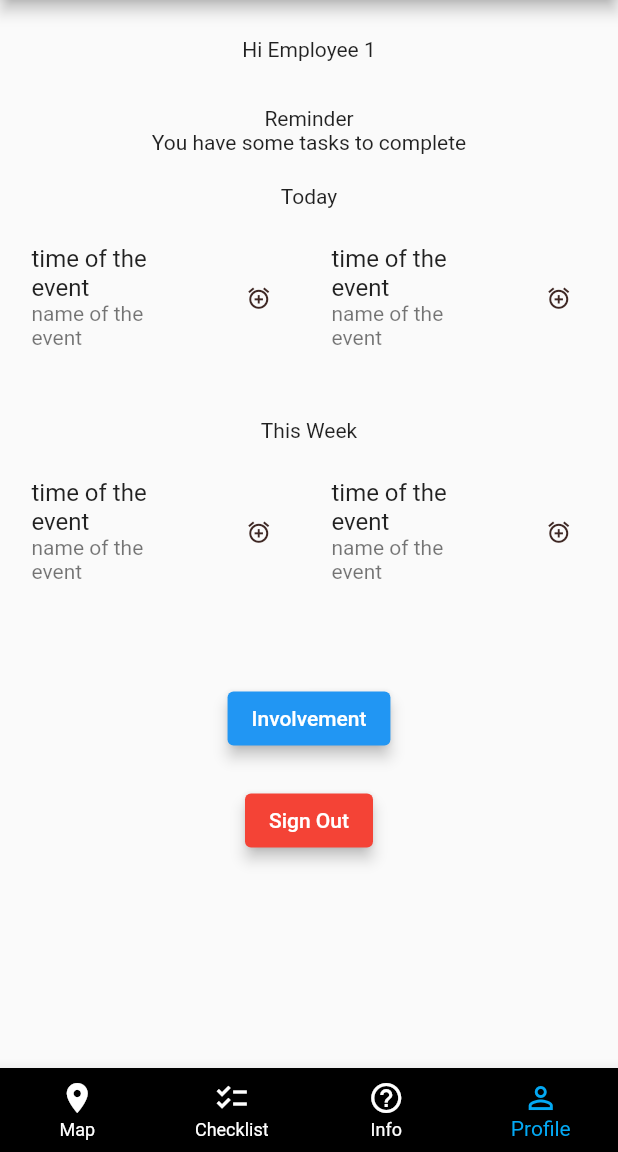
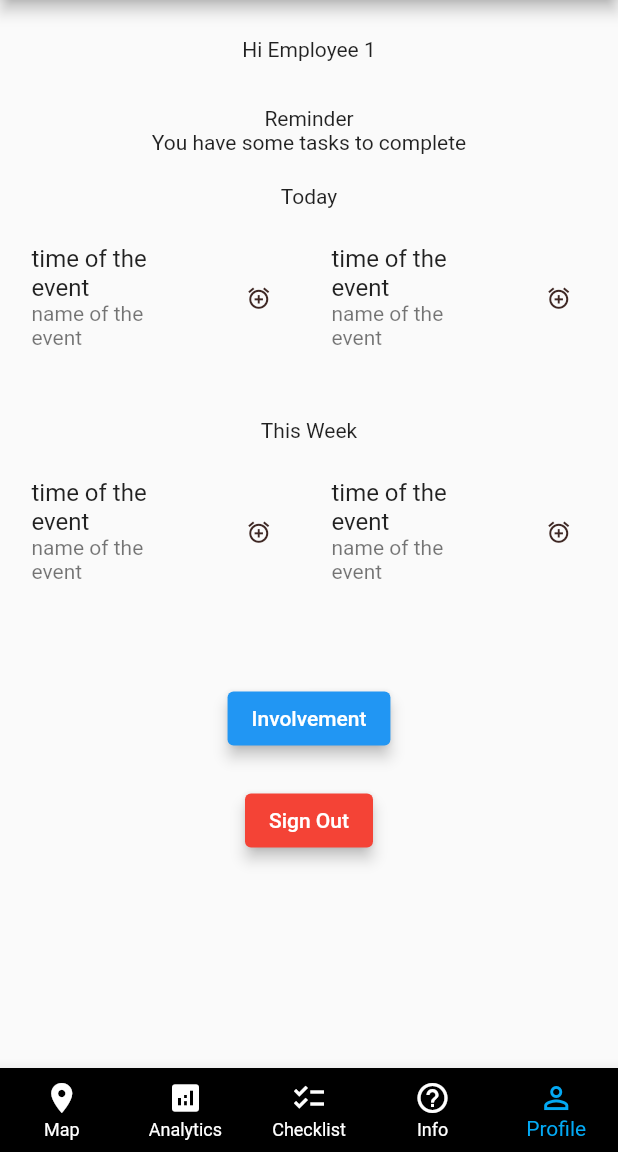
Before and after one commit to Snickledap/EcotoneApp, a Flutter app: the screen it shows after launch, on a phone screen of 412 x 824 dp, the part 84-1236 px from its top. Run offline on Flutter 3.47's test engine with Material 2 defaults, Android fonts, the phone set to English and light mode, and no system bars; our stand-ins replace cloud_firestore, firebase_core, google_maps_flutter, page_transition, sizer, youtube_player_flutter; missing offline and left inert: flutter_custom_cards; accounts and stored records are empty.

Commit message:
new nav bar

```diff
--- a/lib/NavBar.dart
+++ b/lib/NavBar.dart
@@ -1,7 +1,7 @@
 import 'package:flutter/material.dart';
 
 
-List<String> routeNames = ['/map', '/checklist', "/info", "/profile"];
+List<String> routeNames = ['/map', '/data_analytics', '/checklist', "/info", "/profile"];
 
 
 class NavBar extends StatefulWidget {
@@ -13,7 +13,7 @@ class NavBar extends StatefulWidget {
 }
 
 class NavBarState extends State<NavBar> {
-  static int selectedIndex = 3;
+  static int selectedIndex = 4;
 
   void onItemTapped(int index) {
     Navigator.pushReplacementNamed(context, routeNames[index]);
@@ -37,6 +37,11 @@ class NavBarState extends State<NavBar> {
           label: 'Map',
         ),
         BottomNavigationBarItem(
+          icon: Icon(Icons.analytics, color: Colors.white),
+          activeIcon: Icon(Icons.analytics, color: Colors.lightBlue),
+          label: 'Analytics',
+    ),
+        BottomNavigationBarItem(
           icon: Icon(Icons.checklist, color: Colors.white),
           activeIcon: Icon(Icons.checklist, color: Colors.lightBlue),
           label: 'Checklist',
--- a/lib/main.dart
+++ b/lib/main.dart
@@ -4,6 +4,7 @@ import 'package:ecotone_app/routes/map/Map_Page.dart';
 import 'package:ecotone_app/routes/checklist/Checklist.dart';
 import 'package:page_transition/page_transition.dart';
 import 'package:ecotone_app/routes/information/Information.dart';
+import 'package:ecotone_app/routes/map/Data_Analytics.dart';
 
 void main() => runApp(MyApp());
 
@@ -23,6 +24,9 @@ class MyApp extends StatelessWidget{
           case '/profile':
             return PageTransition(child: ProfilePage(), type: PageTransitionType.fade);
           break;
+          case '/data_analytics':
+            return PageTransition(child: AnalyticsPage(), type: PageTransitionType.fade);
+          break;
           case '/map':
             return PageTransition(child: Map(), type: PageTransitionType.fade);
           break;
```
